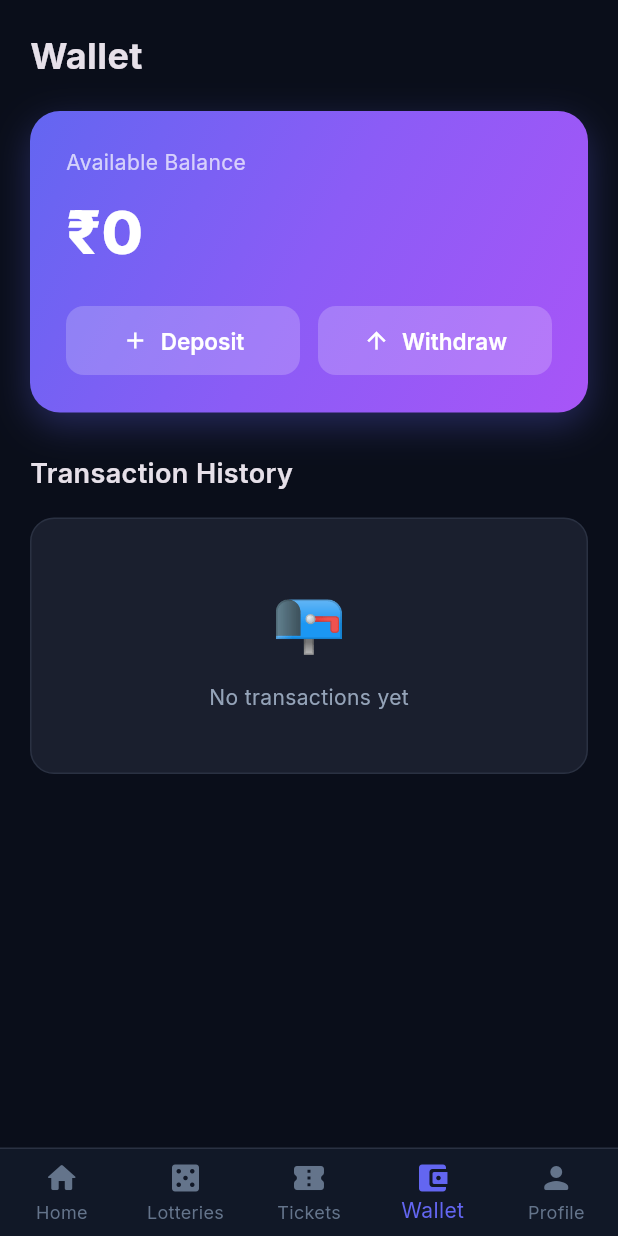
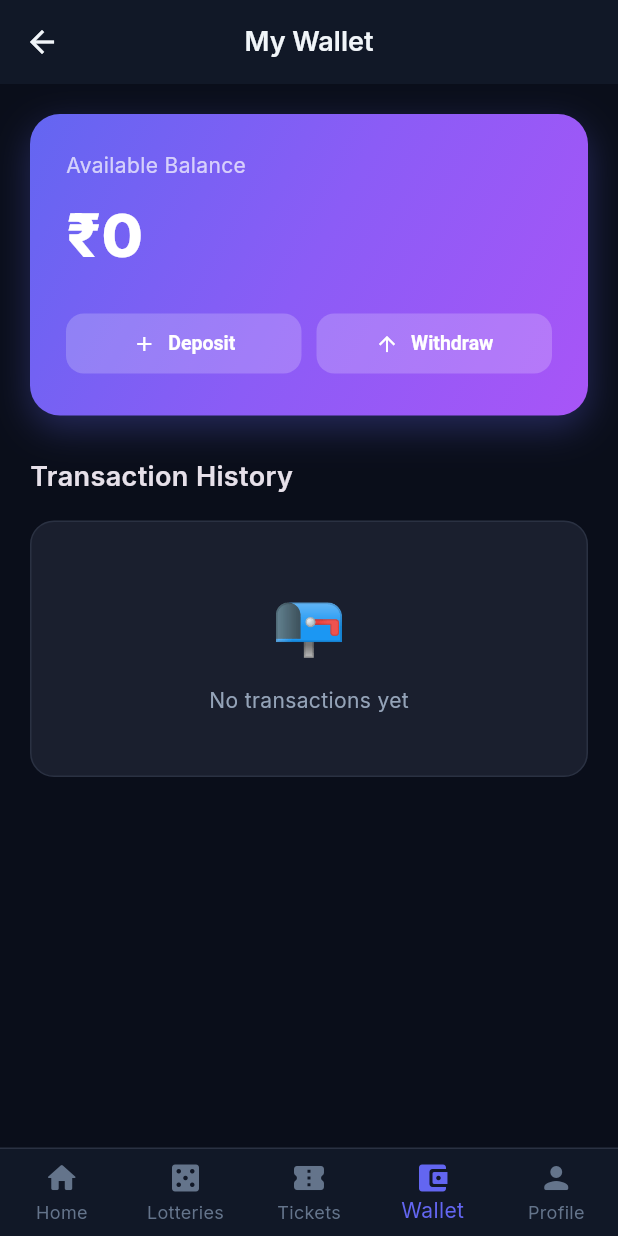
Before and after one commit to manish-hlm3-netizen/Dream-lottery, a Flutter app: the HomeScreen screen opened by its route, item 4 of the bottom bar chosen, on a phone screen of 412 x 824 dp. Run offline on Flutter 3.47's test engine with Material 3 defaults, Android fonts, the phone set to English and light mode, and no system bars; our stand-ins replace dio, flutter_secure_storage, google_fonts; accounts and stored records are empty; network calls fail.

Commit message:
wallet ui

```diff
--- a/lottery_app/lib/main.dart
+++ b/lottery_app/lib/main.dart
@@ -14,6 +14,7 @@ import 'screens/results_screen.dart';
 import 'screens/my_tickets_screen.dart';
 import 'screens/profile_screen.dart';
 import 'screens/announcements_screen.dart';
+import 'screens/wallet_screen.dart';
 
 void main() {
   WidgetsFlutterBinding.ensureInitialized();
@@ -46,6 +47,7 @@ class LotteryApp extends StatelessWidget {
           '/my-tickets': (context) => const MyTicketsScreen(),
           '/profile': (context) => const ProfileScreen(),
           '/announcements': (context) => const AnnouncementsScreen(),
+          '/wallet': (context) => const WalletScreen(),
         },
         onGenerateRoute: (settings) {
           if (settings.name == '/buy-ticket') {
--- a/lottery_app/lib/screens/profile_screen.dart
+++ b/lottery_app/lib/screens/profile_screen.dart
@@ -119,7 +119,7 @@ class ProfileScreen extends StatelessWidget {
                 _ProfileMenuItem(
                   icon: Icons.history,
                   label: 'Transaction History',
-                  onTap: () {},
+                  onTap: () => Navigator.pushNamed(context, '/wallet'),
                 ),
                 _ProfileMenuItem(
                   icon: Icons.campaign_outlined,
--- a/lottery_app/lib/screens/wallet_screen.dart
+++ b/lottery_app/lib/screens/wallet_screen.dart
@@ -55,8 +55,9 @@ class _WalletScreenState extends State<WalletScreen> {
 
   @override
   Widget build(BuildContext context) {
-    return SafeArea(
-      child: RefreshIndicator(
+    final canPop = ModalRoute.of(context)?.canPop ?? false;
+
+    Widget content = RefreshIndicator(
       onRefresh: () async {
         await _loadTransactions();
         if (mounted) context.read<AuthProvider>().refreshUser();
@@ -67,11 +68,13 @@ class _WalletScreenState extends State<WalletScreen> {
         child: Column(
           crossAxisAlignment: CrossAxisAlignment.start,
           children: [
+            if (!canPop) ...[
               const Text(
                 'Wallet',
                 style: TextStyle(fontSize: 24, fontWeight: FontWeight.w700),
               ),
               const SizedBox(height: 20),
+            ],
 
               // Balance card
               Consumer<AuthProvider>(
@@ -111,26 +114,30 @@ class _WalletScreenState extends State<WalletScreen> {
                               child: ElevatedButton.icon(
                                 onPressed: () => Navigator.pushNamed(context, '/deposit')
                                     .then((_) => _loadTransactions()),
-                                icon: const Icon(Icons.add, size: 18),
+                                icon: const Icon(Icons.add, size: 16),
                                 label: const Text('Deposit'),
                                 style: ElevatedButton.styleFrom(
                                   backgroundColor: Colors.white.withOpacity(0.2),
                                   foregroundColor: Colors.white,
                                   elevation: 0,
+                                  padding: const EdgeInsets.symmetric(horizontal: 4, vertical: 12),
+                                  textStyle: const TextStyle(fontSize: 13, fontWeight: FontWeight.w700),
                                 ),
                               ),
                             ),
-                            const SizedBox(width: 12),
+                            const SizedBox(width: 10),
                             Expanded(
                               child: ElevatedButton.icon(
                                 onPressed: () => Navigator.pushNamed(context, '/withdraw')
                                     .then((_) => _loadTransactions()),
-                                icon: const Icon(Icons.arrow_upward, size: 18),
+                                icon: const Icon(Icons.arrow_upward, size: 16),
                                 label: const Text('Withdraw'),
                                 style: ElevatedButton.styleFrom(
                                   backgroundColor: Colors.white.withOpacity(0.2),
                                   foregroundColor: Colors.white,
                                   elevation: 0,
+                                  padding: const EdgeInsets.symmetric(horizontal: 4, vertical: 12),
+                                  textStyle: const TextStyle(fontSize: 13, fontWeight: FontWeight.w700),
                                 ),
                               ),
                             ),
@@ -242,7 +249,15 @@ class _WalletScreenState extends State<WalletScreen> {
             ],
           ),
         ),
-      ),
+      );
+
+      if (canPop) {
+        return Scaffold(
+          appBar: AppBar(title: const Text('My Wallet')),
+          body: SafeArea(child: content),
         );
       }
+
+      return SafeArea(child: content);
   }
+}
```
Lines whose indentation alone changed are shown as unchanged.
